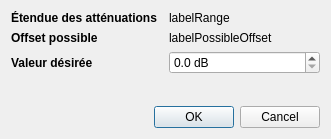
davy7125/polyphone, file sources/editor/tools/sound_spatialization/toolsoundspatialization_gui.ui: the form before one commit.
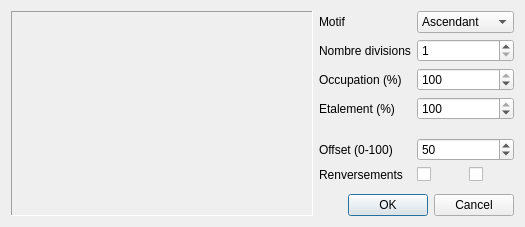
The form after the commit. Custom widgets are drawn as their Qt base class.

```diff
--- a/sources/editor/tools/sound_spatialization/toolsoundspatialization_gui.ui
+++ b/sources/editor/tools/sound_spatialization/toolsoundspatialization_gui.ui
@@ -6,96 +6,102 @@
    <rect>
     <x>0</x>
     <y>0</y>
-    <width>331</width>
-    <height>139</height>
+    <width>495</width>
+    <height>220</height>
    </rect>
   </property>
   <property name="windowTitle">
    <string>Form</string>
   </property>
   <layout class="QGridLayout" name="gridLayout">
-   <item row="1" column="1">
-    <widget class="QLabel" name="labelPossibleOffset">
-     <property name="font">
-      <font>
-       <weight>50</weight>
-       <bold>false</bold>
-      </font>
+   <item row="0" column="0" rowspan="10">
+    <widget class="QFrame" name="frame_3">
+     <property name="frameShape">
+      <enum>QFrame::Panel</enum>
      </property>
-     <property name="text">
-      <string notr="true">labelPossibleOffset</string>
+     <property name="frameShadow">
+      <enum>QFrame::Sunken</enum>
      </property>
+     <layout class="QVBoxLayout" name="verticalLayout_4">
+      <property name="leftMargin">
+       <number>0</number>
+      </property>
+      <property name="topMargin">
+       <number>0</number>
+      </property>
+      <property name="rightMargin">
+       <number>0</number>
+      </property>
+      <property name="bottomMargin">
+       <number>0</number>
+      </property>
+      <item>
+       <widget class="GraphSpace" name="grapheSpace" native="true">
+        <property name="sizePolicy">
+         <sizepolicy hsizetype="Expanding" vsizetype="Preferred">
+          <horstretch>0</horstretch>
+          <verstretch>0</verstretch>
+         </sizepolicy>
+        </property>
+        <property name="minimumSize">
+         <size>
+          <width>300</width>
+          <height>200</height>
+         </size>
+        </property>
+       </widget>
+      </item>
+     </layout>
     </widget>
    </item>
-   <item row="2" column="0">
-    <widget class="QLabel" name="label_2">
-     <property name="font">
-      <font>
-       <weight>75</weight>
-       <bold>true</bold>
-      </font>
+   <item row="9" column="1" colspan="3">
+    <widget class="QDialogButtonBox" name="buttonBox">
+     <property name="orientation">
+      <enum>Qt::Horizontal</enum>
      </property>
-     <property name="text">
-      <string>Valeur désirée</string>
+     <property name="standardButtons">
+      <set>QDialogButtonBox::Cancel|QDialogButtonBox::Ok</set>
      </property>
     </widget>
    </item>
-   <item row="0" column="1">
-    <widget class="QLabel" name="labelRange">
-     <property name="font">
-      <font>
-       <weight>50</weight>
-       <bold>false</bold>
-      </font>
-     </property>
+   <item row="7" column="1">
+    <widget class="QLabel" name="label_6">
      <property name="text">
-      <string notr="true">labelRange</string>
+      <string>Renversements</string>
      </property>
     </widget>
    </item>
-   <item row="1" column="0">
-    <widget class="QLabel" name="label_4">
-     <property name="font">
-      <font>
-       <weight>75</weight>
-       <bold>true</bold>
-      </font>
+   <item row="6" column="2" colspan="2">
+    <widget class="QSpinBox" name="spinOffset">
+     <property name="maximum">
+      <number>100</number>
      </property>
-     <property name="text">
-      <string>Offset possible</string>
+     <property name="value">
+      <number>50</number>
      </property>
     </widget>
    </item>
-   <item row="0" column="0">
-    <widget class="QLabel" name="label">
-     <property name="font">
-      <font>
-       <weight>75</weight>
-       <bold>true</bold>
-      </font>
+   <item row="7" column="3">
+    <widget class="QCheckBox" name="checkFlop">
+     <property name="maximumSize">
+      <size>
+       <width>40</width>
+       <height>16777215</height>
+      </size>
      </property>
      <property name="text">
-      <string>Étendue des atténuations</string>
-     </property>
-    </widget>
-   </item>
-   <item row="2" column="1">
-    <widget class="QDoubleSpinBox" name="doubleSpinValue">
-     <property name="font">
-      <font>
-       <weight>50</weight>
-       <bold>false</bold>
-      </font>
-     </property>
-     <property name="suffix">
-      <string> dB</string>
-     </property>
-     <property name="decimals">
-      <number>1</number>
+      <string/>
      </property>
     </widget>
    </item>
    <item row="3" column="1">
+    <widget class="QLabel" name="label_3">
+     <property name="text">
+      <string>Etalement (%)</string>
+     </property>
+    </widget>
+   </item>
+   <item row="8" column="1">
     <spacer name="verticalSpacer">
      <property name="orientation">
       <enum>Qt::Vertical</enum>
@@ -103,23 +109,121 @@
      <property name="sizeHint" stdset="0">
       <size>
        <width>20</width>
-       <height>40</height>
+       <height>21</height>
       </size>
      </property>
     </spacer>
    </item>
-   <item row="4" column="0" colspan="2">
-    <widget class="QDialogButtonBox" name="buttonBox">
-     <property name="orientation">
-      <enum>Qt::Horizontal</enum>
+   <item row="7" column="2">
+    <widget class="QCheckBox" name="checkFlip">
+     <property name="maximumSize">
+      <size>
+       <width>40</width>
+       <height>16777215</height>
+      </size>
      </property>
-     <property name="standardButtons">
-      <set>QDialogButtonBox::Cancel|QDialogButtonBox::Ok</set>
+     <property name="text">
+      <string/>
+     </property>
+    </widget>
+   </item>
+   <item row="3" column="2" colspan="2">
+    <widget class="QSpinBox" name="spinSpreading">
+     <property name="maximum">
+      <number>100</number>
+     </property>
+     <property name="value">
+      <number>100</number>
+     </property>
+    </widget>
+   </item>
+   <item row="0" column="2" colspan="2">
+    <widget class="QComboBox" name="comboPattern">
+     <item>
+      <property name="text">
+       <string>Ascendant</string>
+      </property>
+     </item>
+     <item>
+      <property name="text">
+       <string>Descendant</string>
+      </property>
+     </item>
+     <item>
+      <property name="text">
+       <string>Creux</string>
+      </property>
+     </item>
+     <item>
+      <property name="text">
+       <string>Pointe</string>
+      </property>
+     </item>
+     <item>
+      <property name="text">
+       <string>Aléatoire</string>
+      </property>
+     </item>
+    </widget>
+   </item>
+   <item row="0" column="1">
+    <widget class="QLabel" name="label">
+     <property name="text">
+      <string>&lt;html&gt;&lt;head/&gt;&lt;body&gt;&lt;p&gt;Motif&lt;/p&gt;&lt;/body&gt;&lt;/html&gt;</string>
+     </property>
+    </widget>
+   </item>
+   <item row="1" column="2" colspan="2">
+    <widget class="QSpinBox" name="spinNbDivision">
+     <property name="minimum">
+      <number>1</number>
+     </property>
+     <property name="maximum">
+      <number>10</number>
+     </property>
+    </widget>
+   </item>
+   <item row="1" column="1">
+    <widget class="QLabel" name="label_2">
+     <property name="text">
+      <string>Nombre divisions</string>
+     </property>
+    </widget>
+   </item>
+   <item row="6" column="1">
+    <widget class="QLabel" name="label_5">
+     <property name="text">
+      <string>Offset (0-100)</string>
+     </property>
+    </widget>
+   </item>
+   <item row="2" column="1">
+    <widget class="QLabel" name="label_4">
+     <property name="text">
+      <string>Occupation (%)</string>
+     </property>
+    </widget>
+   </item>
+   <item row="2" column="2" colspan="2">
+    <widget class="QSpinBox" name="spinFilling">
+     <property name="maximum">
+      <number>100</number>
+     </property>
+     <property name="value">
+      <number>100</number>
      </property>
     </widget>
    </item>
   </layout>
  </widget>
+ <customwidgets>
+  <customwidget>
+   <class>GraphSpace</class>
+   <extends>QWidget</extends>
+   <header>sound_spatialization/graphspace.h</header>
+   <container>1</container>
+  </customwidget>
+ </customwidgets>
  <resources/>
  <connections/>
 </ui>
```
